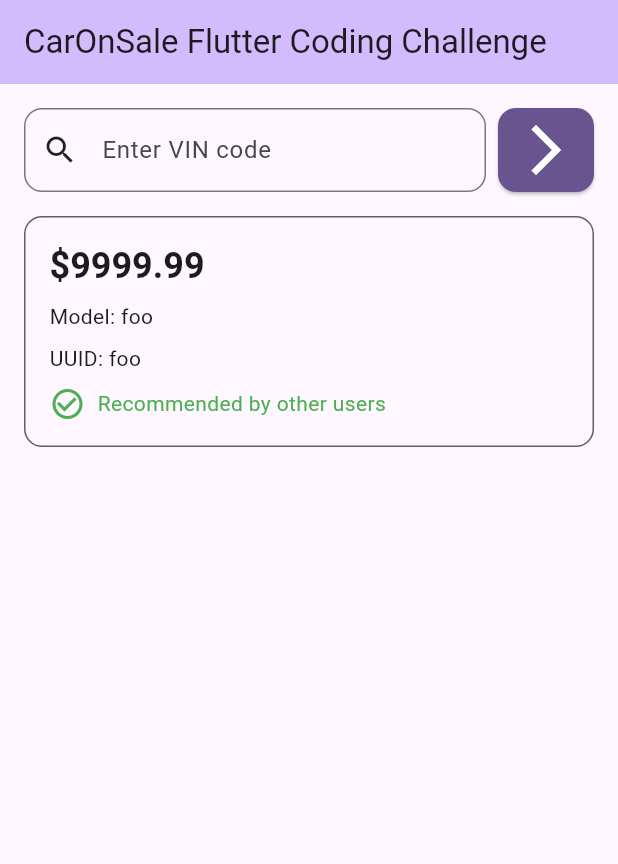
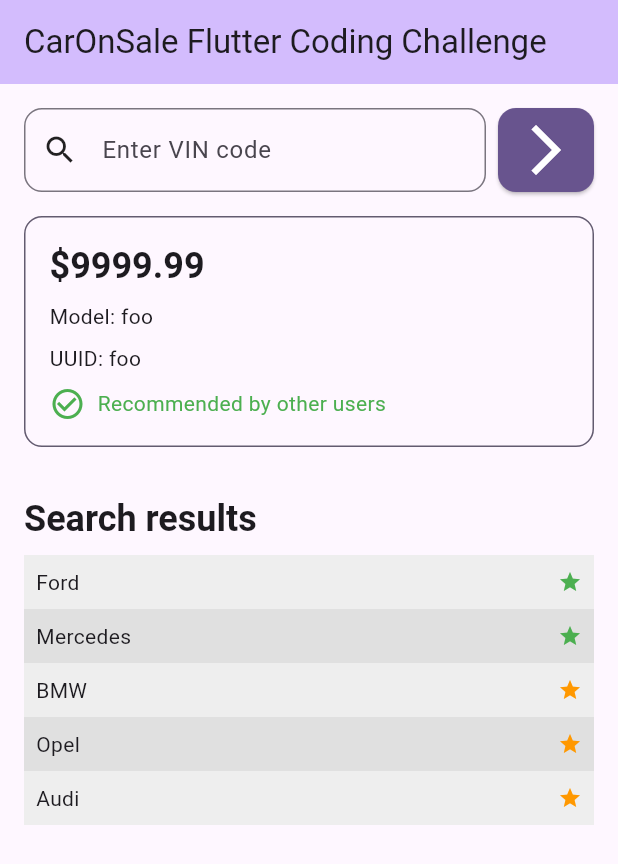
Before and after one commit to oleksandr-kolesnikov-de/carsonsale, a Flutter app: the screen it shows after launch, on a phone screen of 412 x 824 dp. Shown: the top 864 px of the screen. Run offline on Flutter 3.47's test engine with Material 3 defaults, Android fonts, the phone set to English and light mode, and no system bars; our stand-ins replace equatable, flutter_bloc.

Commit message:
create car selection widget

```diff
--- a/lib/core/constants/app_strings.dart
+++ b/lib/core/constants/app_strings.dart
@@ -17,4 +17,5 @@
   static const String homeCarUuid = 'UUID';
   static const String homeFeedbackPositive = 'Recommended by other users';
   static const String homeFeedbackNegative = 'Not recommended by other users';
+  static const String homeVehicleSelectionTitle = 'Search results';
 }
--- a/lib/features/home/presentation/pages/home_page.dart
+++ b/lib/features/home/presentation/pages/home_page.dart
@@ -4,6 +4,7 @@
 /* ********************************************************************************************* */
 
 import 'package:carsonsale/features/home/presentation/widgets/home_car_info_widget.dart';
+import 'package:carsonsale/features/home/presentation/widgets/home_car_selection_widget.dart';
 import 'package:carsonsale/features/home/presentation/widgets/home_search_bar.dart';
 import 'package:flutter/material.dart';
 
@@ -29,6 +30,10 @@
               uuid: "foo",
               feedback: true,
             ),
+            HomeCarSelectionWidget(
+              carNames: ["Ford", "Mercedes", "BMW", "Opel", "Audi"],
+              similarityScores: [5, 4, 3, 2, 1],
+            ),
           ],
         ),
       ),
--- /dev/null
+++ b/lib/features/home/presentation/widgets/home_car_selection_widget.dart
@@ -0,0 +1,92 @@
+/* ********************************************************************************************* */
+/*                                    Oleksandr Kolesnikov                                       */
+/*                                           © 2025                                              */
+/* ********************************************************************************************* */
+
+import 'package:flutter/material.dart';
+
+import '../../../../core/styles/app_border_radius.dart';
+import '../../../../core/styles/app_icon_sizes.dart';
+import '../../../../core/styles/app_spacing.dart';
+import '../../../../core/constants/app_strings.dart';
+
+class HomeCarSelectionWidget extends StatelessWidget {
+  final List<String> carNames;
+  final List<int> similarityScores;
+
+  const HomeCarSelectionWidget({
+    super.key,
+    required this.carNames,
+    required this.similarityScores,
+  });
+
+  @override
+  Widget build(BuildContext context) {
+    final theme = Theme.of(context);
+
+    return Padding(
+      padding: const EdgeInsets.symmetric(vertical: AppSpacing.medium),
+      child: Container(
+        padding: const EdgeInsets.all(AppSpacing.medium),
+        decoration: BoxDecoration(
+          borderRadius: AppBorderRadius.roundedMedium,
+          color: theme.cardColor,
+        ),
+        child: Column(
+          crossAxisAlignment: CrossAxisAlignment.start,
+          children: [
+            // Title
+            Text(
+              AppStrings.homeVehicleSelectionTitle,
+              style: theme.textTheme.headlineSmall?.copyWith(
+                fontWeight: FontWeight.bold,
+              ),
+            ),
+            const SizedBox(height: AppSpacing.small),
+            // Vehicle Options List
+            ListView.builder(
+              shrinkWrap: true,
+              itemCount: carNames.length,
+              itemBuilder: (context, index) {
+                final similarity = similarityScores[index];
+                return InkWell(
+                  onTap: () {},
+                  child: Container(
+                    padding: const EdgeInsets.symmetric(
+                      vertical: AppSpacing.small,
+                    ),
+                    color: index % 2 == 0 ? Colors.grey[200] : Colors.grey[300],
+                    child: Row(
+                      children: [
+                        // Vehicle Option Name
+                        Expanded(
+                          child: Padding(
+                            padding: const EdgeInsets.only(
+                              left: AppSpacing.small,
+                            ),
+                            child: Text(
+                              carNames[index],
+                              style: theme.textTheme.bodyMedium,
+                            ),
+                          ),
+                        ),
+                        const SizedBox(width: AppSpacing.small),
+                        // Similarity indicator
+                        Icon(
+                          Icons.star,
+                          color: similarity > 3 ? Colors.green : Colors.orange,
+                          size: AppIconSizes.small,
+                        ),
+                        const SizedBox(width: AppSpacing.small),
+                      ],
+                    ),
+                  ),
+                );
+              },
+            ),
+          ],
+        ),
+      ),
+    );
+  }
+}
```
